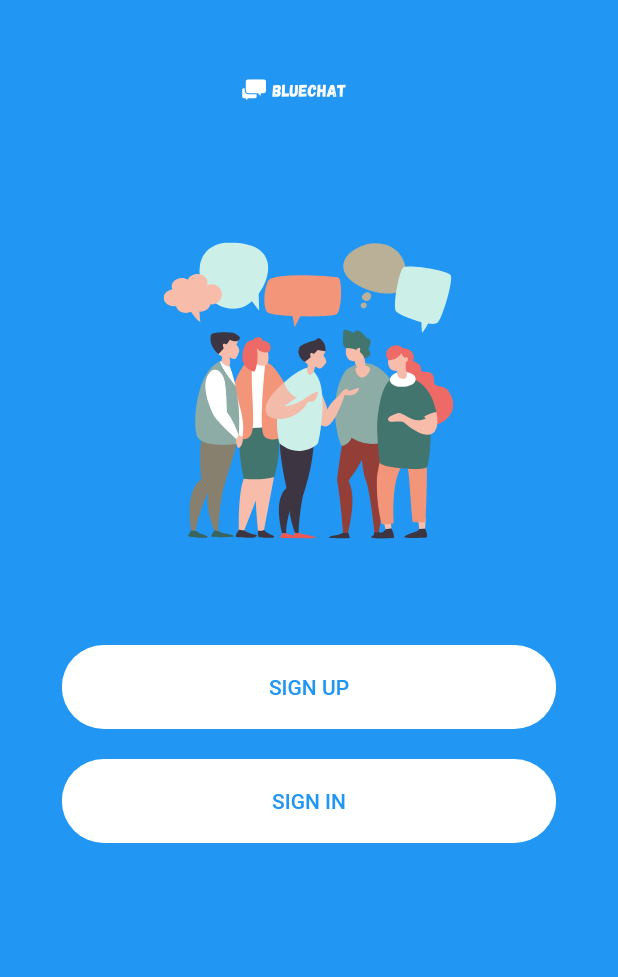
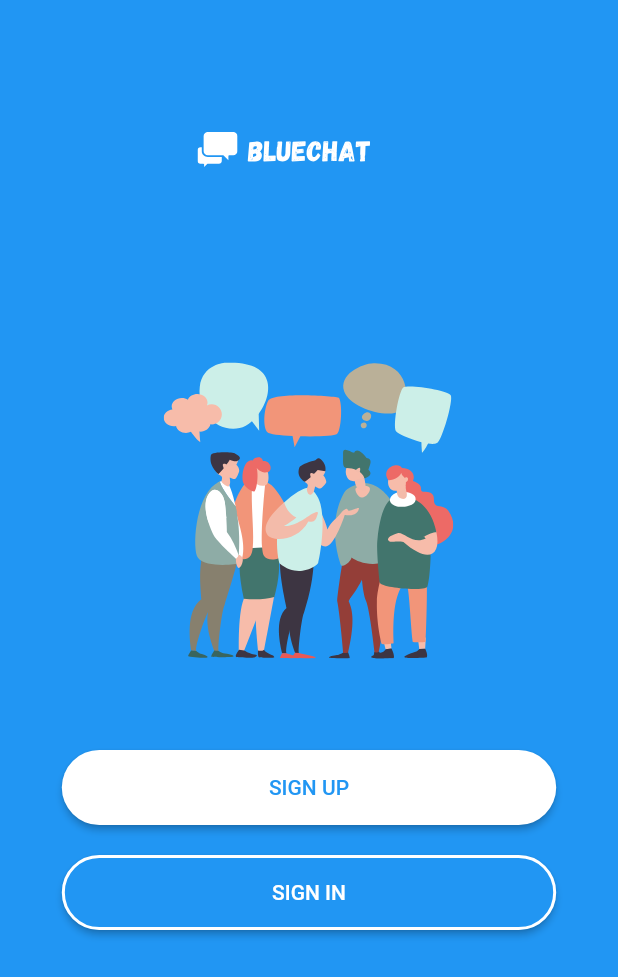
Before and after one commit to efe-egbevwie/BlueChat, a Flutter app: the screen it shows after launch, on a phone screen of 412 x 824 dp. Shown: the top 977 px of the screen. Run offline on Flutter 3.47's test engine with Material 2 defaults, Android fonts, the phone set to English and light mode, and no system bars; drawn by our look-alikes of streaming_shared_preferences; our stand-ins replace cloud_firestore, firebase_auth, firebase_core, firebase_storage, flushbar, flutter_svg and 3 more; accounts and stored records are empty.

Commit message:
Adjusted design of welcomeScreen

```diff
--- a/lib/main.dart
+++ b/lib/main.dart
@@ -44,6 +44,7 @@ class MyApp extends StatelessWidget {
             theme: ThemeData(
               iconTheme: IconThemeData(color: Theme.of(context).accentColor),
               primarySwatch: Colors.blue,
+              accentColor: Colors.white,
               visualDensity: VisualDensity.adaptivePlatformDensity,
             ),
             home: Wrapper(authState),
--- a/lib/services/navigation_service.dart
+++ b/lib/services/navigation_service.dart
@@ -4,6 +4,14 @@ class NavigationService {
   GlobalKey<NavigatorState> _navigationKey = GlobalKey<NavigatorState>();
 
   GlobalKey<NavigatorState> get navigationKey => _navigationKey;
+
+  Future push(Route route) {
+    return _navigationKey.currentState.push(route);
+  }
+
+  Future pushNamed(String routeName, {dynamic arguments}) {
+    return _navigationKey.currentState.pushNamed(routeName, arguments: arguments);
+  }
 
   Future pushAndRemove(String routeName, {dynamic arguments}) {
     return _navigationKey.currentState.pushNamedAndRemoveUntil(
--- a/lib/ui/welcome.dart
+++ b/lib/ui/welcome.dart
@@ -1,6 +1,7 @@
 import 'package:bluechat/routes.dart';
-import 'package:bluechat/widgets/widgets.dart';
-
+import 'package:bluechat/service_locator.dart';
+import 'package:bluechat/services/navigation_service.dart';
+import 'package:flutter/cupertino.dart';
 import 'package:flutter/material.dart';
 import 'package:flutter_svg/svg.dart';
 
@@ -10,6 +11,8 @@ class WelcomeScreen extends StatelessWidget {
   @override
   Widget build(BuildContext context) {
     Size size = MediaQuery.of(context).size;
+    var _navigationService = locator<NavigationService>();
+
     return Scaffold(
       backgroundColor: Theme.of(context).primaryColor,
       body: Container(
@@ -17,24 +20,34 @@ class WelcomeScreen extends StatelessWidget {
         child: SingleChildScrollView(
           child: Column(
             children: [
-              (SvgPicture.asset(
-                'assets/bluechat_logo.svg',
-              )),
+              (SvgPicture.asset('assets/bluechat_logo.svg', height: 200)),
               (SvgPicture.asset('assets/bluechat_splash.svg')),
-              RoundButton(
-                buttonText: "SIGN UP",
-                buttonColor: Colors.white,
-                textColor: Theme.of(context).primaryColor,
+              ElevatedButton(
+                child: Text('SIGN UP',
+                    style: TextStyle(color: Theme.of(context).primaryColor)),
+                style: ElevatedButton.styleFrom(
+                  primary: Theme.of(context).accentColor,
+                  minimumSize: Size(size.width * 0.8, 50),
+                  shape: RoundedRectangleBorder(
+                      borderRadius: BorderRadius.circular(30)),
+                ),
                 onPressed: () {
-                  Navigator.of(context).pushNamed(RouteGenerator.signUpScreen);
+                  _navigationService.pushNamed(RouteGenerator.signUpScreen);
                 },
               ),
-              RoundButton(
-                buttonText: "SIGN IN",
-                buttonColor: Colors.white,
-                textColor: Theme.of(context).primaryColor,
+              SizedBox(height: 20),
+              ElevatedButton(
+                child: Text('SIGN IN',
+                    style: TextStyle(color: Theme.of(context).accentColor)),
+                style: ElevatedButton.styleFrom(
+                    primary: Theme.of(context).primaryColor,
+                    minimumSize: Size(size.width * 0.8, 50),
+                    shape: RoundedRectangleBorder(
+                        borderRadius: BorderRadius.circular(30)),
+                    side: BorderSide(
+                        color: Theme.of(context).accentColor, width: 2.0)),
                 onPressed: () {
-                  Navigator.of(context).pushNamed(RouteGenerator.signInScreen);
+                  _navigationService.pushNamed(RouteGenerator.signInScreen);
                 },
               ),
             ],
```
